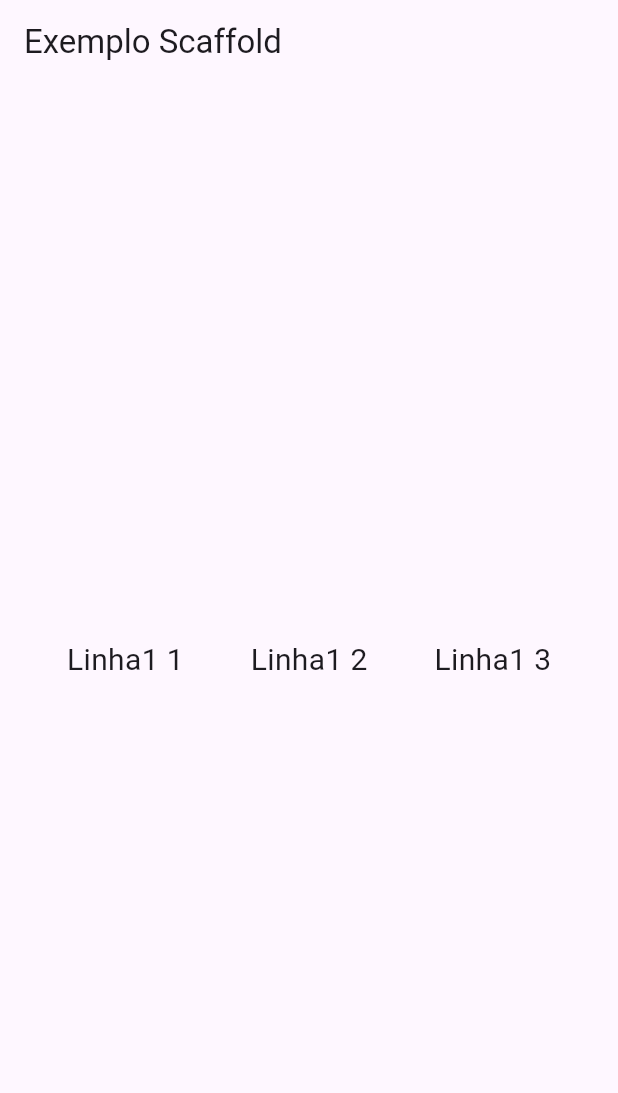
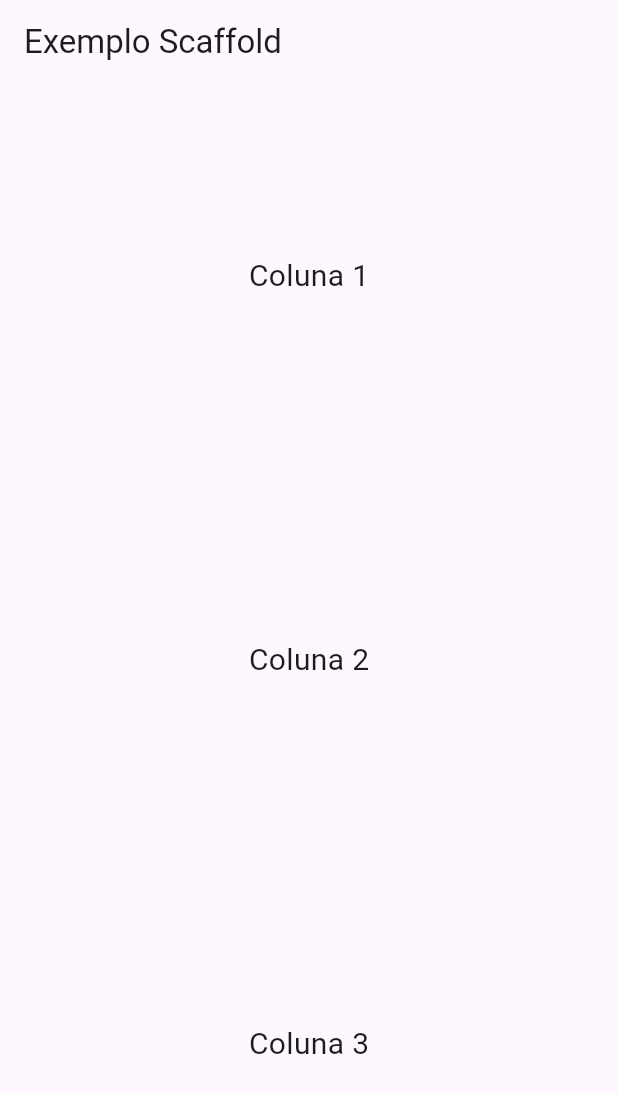
Before and after one commit to kdimsan/flutter_tests, a Flutter app: the screen it shows after launch, on a phone screen of 412 x 824 dp. Shown: the top 1093 px of the screen. Run offline on Flutter 3.47's test engine with Material 3 defaults, Android fonts, the phone set to English and light mode, and no system bars.

Commit message:
Column Widget

```diff
--- a/lib/main.dart
+++ b/lib/main.dart
@@ -21,24 +21,24 @@ class _MyAppState extends State<MyApp> {
         appBar: AppBar(
           title: Text('Exemplo Scaffold'),
         ),
-        body: Row(
-          mainAxisAlignment: MainAxisAlignment.spaceEvenly,
+        body: Column(
+          mainAxisAlignment: MainAxisAlignment.spaceAround,
           children: [
             Center(
               child: Text(
-                'Linha1 1',
+                'Coluna 1',
                 style: TextStyle(fontSize: 20),
               ),
             ),
             Center(
               child: Text(
-                'Linha1 2',
+                'Coluna 2',
                 style: TextStyle(fontSize: 20),
               ),
             ),
             Center(
               child: Text(
-                'Linha1 3',
+                'Coluna 3',
                 style: TextStyle(fontSize: 20),
               ),
             ),
```
